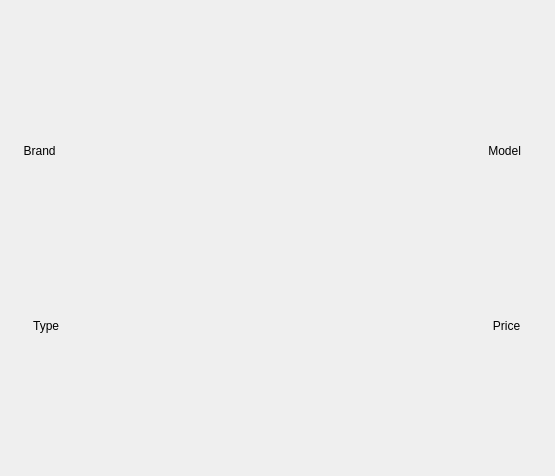
danieldir/carSellGui, file gallerycardwidget.ui: the form before one commit.
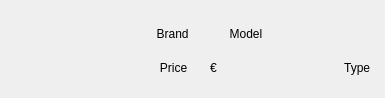
The form after the commit.

```diff
--- a/gallerycardwidget.ui
+++ b/gallerycardwidget.ui
@@ -6,8 +6,8 @@
    <rect>
     <x>0</x>
     <y>0</y>
-    <width>555</width>
-    <height>476</height>
+    <width>385</width>
+    <height>98</height>
    </rect>
   </property>
   <property name="windowTitle">
@@ -16,79 +16,65 @@
   <widget class="QWidget" name="">
    <property name="geometry">
     <rect>
-     <x>17</x>
-     <y>70</y>
-     <width>511</width>
-     <height>161</height>
+     <x>150</x>
+     <y>20</y>
+     <width>221</width>
+     <height>61</height>
     </rect>
    </property>
-   <layout class="QHBoxLayout" name="horizontalLayout">
-    <item>
+   <layout class="QGridLayout" name="gridLayout">
+    <item row="0" column="0">
      <widget class="QLabel" name="labelBranch">
       <property name="text">
        <string>  Brand</string>
       </property>
      </widget>
     </item>
-    <item>
-     <spacer name="horizontalSpacer_2">
-      <property name="orientation">
-       <enum>Qt::Horizontal</enum>
-      </property>
-      <property name="sizeHint" stdset="0">
-       <size>
-        <width>268</width>
-        <height>20</height>
-       </size>
-      </property>
-     </spacer>
-    </item>
-    <item>
+    <item row="0" column="1" colspan="2">
      <widget class="QLabel" name="labelModel">
       <property name="text">
-       <string>    Model  </string>
+       <string>  Model  </string>
       </property>
      </widget>
     </item>
-   </layout>
-  </widget>
-  <widget class="QWidget" name="">
-   <property name="geometry">
-    <rect>
-     <x>20</x>
-     <y>240</y>
-     <width>511</width>
-     <height>171</height>
-    </rect>
-   </property>
-   <layout class="QHBoxLayout" name="horizontalLayout_2">
-    <item>
+    <item row="1" column="0">
+     <layout class="QHBoxLayout" name="horizontalLayout">
+      <item>
+       <widget class="QLabel" name="labelPrice">
+        <property name="text">
+         <string>   Price     </string>
+        </property>
+       </widget>
+      </item>
+      <item>
+       <widget class="QLabel" name="monaie">
+        <property name="text">
+         <string>€</string>
+        </property>
+       </widget>
+      </item>
+     </layout>
+    </item>
+    <item row="1" column="1">
+     <spacer name="horizontalSpacer">
+      <property name="orientation">
+       <enum>Qt::Horizontal</enum>
+      </property>
+      <property name="sizeHint" stdset="0">
+       <size>
+        <width>78</width>
+        <height>20</height>
+       </size>
+      </property>
+     </spacer>
+    </item>
+    <item row="1" column="2">
      <widget class="QLabel" name="labelType">
       <property name="text">
        <string>    Type</string>
       </property>
      </widget>
     </item>
-    <item>
-     <spacer name="horizontalSpacer">
-      <property name="orientation">
-       <enum>Qt::Horizontal</enum>
-      </property>
-      <property name="sizeHint" stdset="0">
-       <size>
-        <width>268</width>
-        <height>20</height>
-       </size>
-      </property>
-     </spacer>
-    </item>
-    <item>
-     <widget class="QLabel" name="labelPrice">
-      <property name="text">
-       <string>      Price   </string>
-      </property>
-     </widget>
-    </item>
    </layout>
   </widget>
  </widget>
```
Left out of the diff: 13 changed lines with no effect on the pictures.
